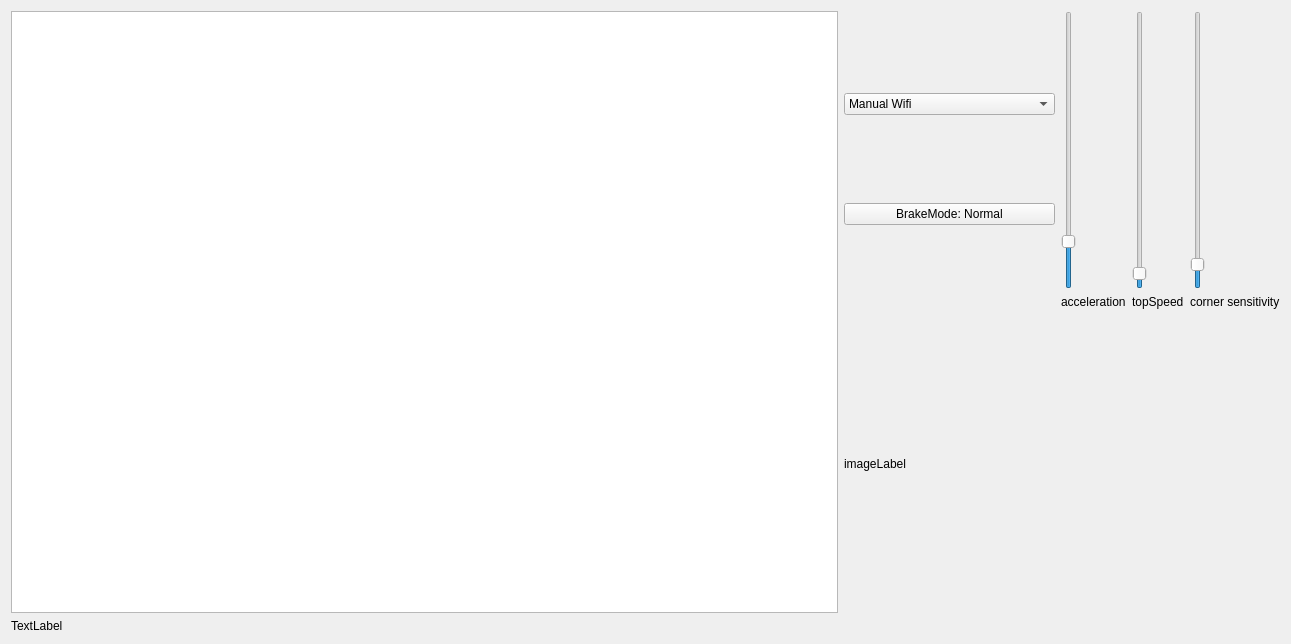
This is Remote_Control/robot_controller/mainwindow.ui in magnocube/minitron as Qt 5 draws it before an edit. The edited form follows.
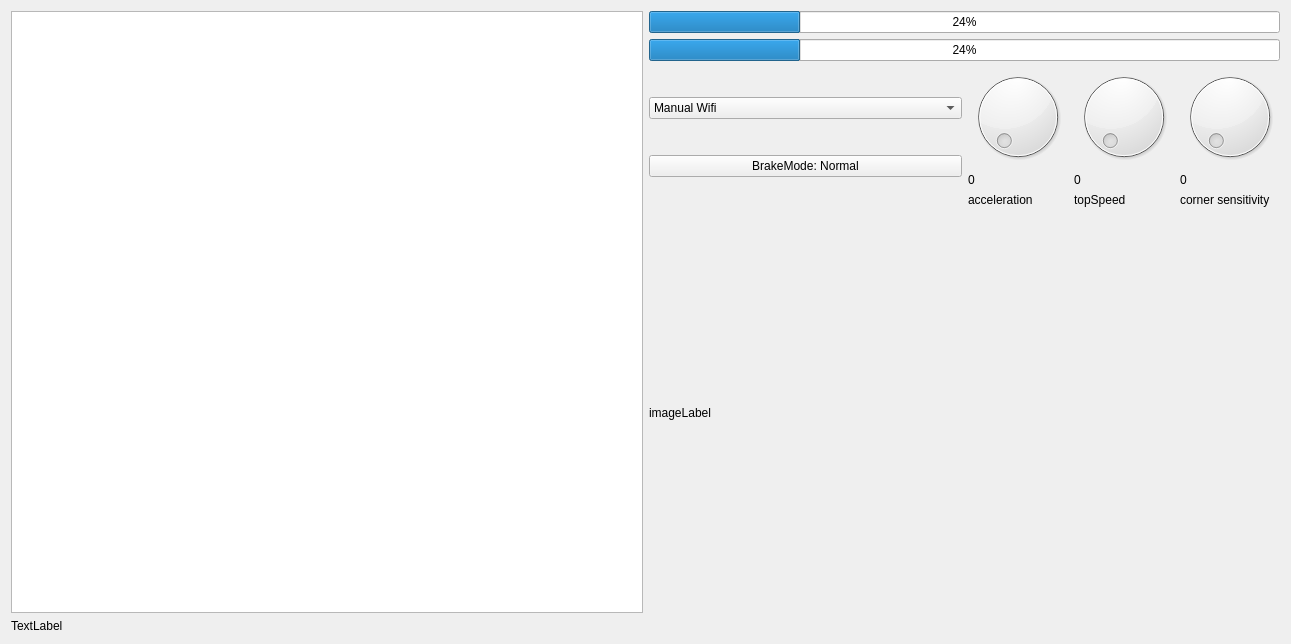
This is the edited form.

The edit to the form file:
```diff
--- a/Remote_Control/robot_controller/mainwindow.ui
+++ b/Remote_Control/robot_controller/mainwindow.ui
@@ -22,6 +22,23 @@
       </item>
       <item>
        <layout class="QVBoxLayout" name="verticalLayout_3">
+        <item>
+         <widget class="QProgressBar" name="progressBar">
+          <property name="value">
+           <number>24</number>
+          </property>
+         </widget>
+        </item>
+        <item>
+         <layout class="QGridLayout" name="gridLayout_3"/>
+        </item>
+        <item>
+         <widget class="QProgressBar" name="progressBar_2">
+          <property name="value">
+           <number>24</number>
+          </property>
+         </widget>
+        </item>
         <item>
          <layout class="QHBoxLayout" name="horizontalLayout">
           <item>
@@ -97,29 +114,49 @@
           <item>
            <layout class="QGridLayout" name="gridLayout">
             <item row="0" column="2">
-             <widget class="QSlider" name="CornerSlider">
-              <property name="minimum">
-               <number>10</number>
-              </property>
+             <widget class="QDial" name="CornerSlider">
               <property name="maximum">
                <number>30000</number>
               </property>
-              <property name="value">
-               <number>2000</number>
+              <property name="singleStep">
+               <number>300</number>
               </property>
-              <property name="orientation">
-               <enum>Qt::Vertical</enum>
+              <property name="pageStep">
+               <number>300</number>
               </property>
              </widget>
             </item>
-            <item row="1" column="0">
+            <item row="2" column="1">
+             <widget class="QLabel" name="TopSpeedSlider">
+              <property name="text">
+               <string>topSpeed</string>
+              </property>
+             </widget>
+            </item>
+            <item row="0" column="0">
+             <widget class="QDial" name="accelerationSlider">
+              <property name="minimum">
+               <number>1000</number>
+              </property>
+              <property name="maximum">
+               <number>10000</number>
+              </property>
+              <property name="singleStep">
+               <number>100</number>
+              </property>
+              <property name="pageStep">
+               <number>100</number>
+              </property>
+             </widget>
+            </item>
+            <item row="2" column="0">
              <widget class="QLabel" name="label">
               <property name="text">
                <string>acceleration</string>
               </property>
              </widget>
             </item>
-            <item row="1" column="2">
+            <item row="2" column="2">
              <widget class="QLabel" name="label_3">
               <property name="text">
                <string>corner sensitivity</string>
@@ -127,41 +164,39 @@
              </widget>
             </item>
             <item row="0" column="1">
-             <widget class="QSlider" name="topSpeedSlider">
+             <widget class="QDial" name="topSpeedSlider">
               <property name="minimum">
                <number>100</number>
               </property>
               <property name="maximum">
                <number>150000</number>
               </property>
-              <property name="value">
-               <number>3000</number>
+              <property name="singleStep">
+               <number>1500</number>
               </property>
-              <property name="orientation">
-               <enum>Qt::Vertical</enum>
+              <property name="pageStep">
+               <number>1500</number>
+              </property>
+             </widget>
+            </item>
+            <item row="1" column="0">
+             <widget class="QLabel" name="label_2">
+              <property name="text">
+               <string>0</string>
               </property>
              </widget>
             </item>
             <item row="1" column="1">
-             <widget class="QLabel" name="TopSpeedSlider">
+             <widget class="QLabel" name="label_4">
               <property name="text">
-               <string>topSpeed</string>
+               <string>0</string>
               </property>
              </widget>
             </item>
-            <item row="0" column="0">
-             <widget class="QSlider" name="accelerationSlider">
-              <property name="minimum">
-               <number>1000</number>
-              </property>
-              <property name="maximum">
-               <number>60000</number>
-              </property>
-              <property name="value">
-               <number>10000</number>
-              </property>
-              <property name="orientation">
-               <enum>Qt::Vertical</enum>
+            <item row="1" column="2">
+             <widget class="QLabel" name="label_5">
+              <property name="text">
+               <string>0</string>
               </property>
              </widget>
             </item>
```
Left out of the diff: 51 changed lines with no effect on the pictures.
